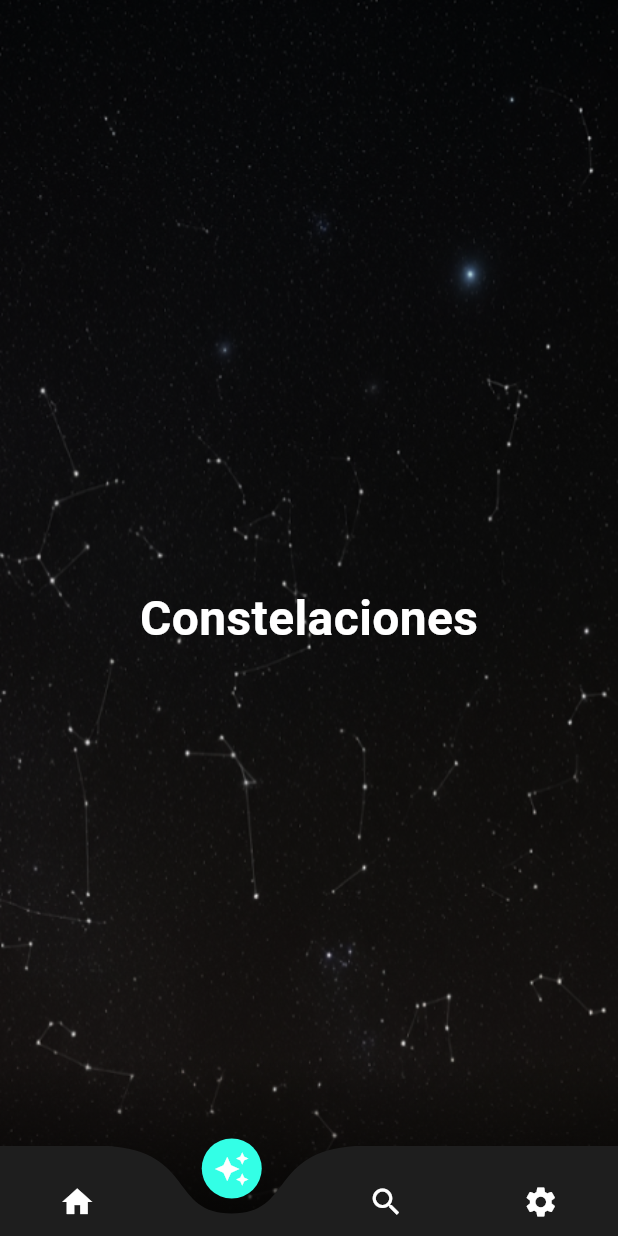
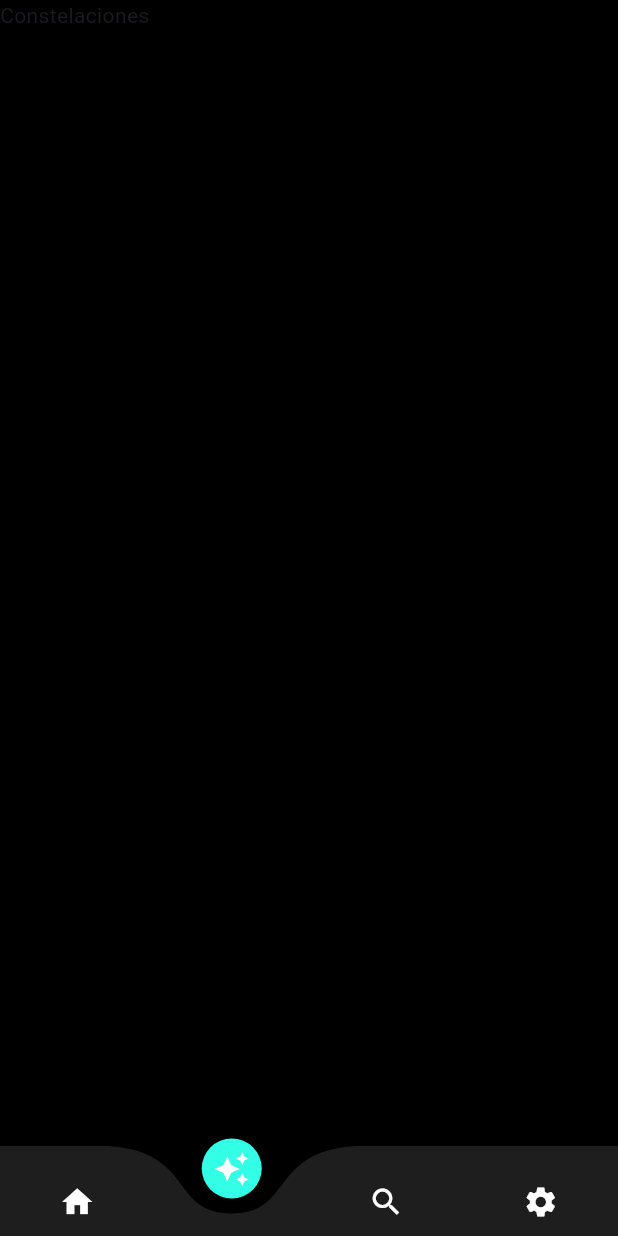
Before and after one commit to lh1862570-stack/tecoappgroup, a Flutter app: the ConstellationsPage screen opened by its route, on a phone screen of 412 x 824 dp. Run offline on Flutter 3.47's test engine with Material 3 defaults, Android fonts, the phone set to English and light mode, and no system bars; drawn by our look-alikes of curved_navigation_bar; our stand-ins replace go_router, lottie, shared_preferences; accounts and stored records are empty.

Commit message:
quite la photo de constellation

```diff
--- a/lib/screens/constellations.dart
+++ b/lib/screens/constellations.dart
@@ -7,44 +7,11 @@ class ConstellationsPage extends StatelessWidget {
   Widget build(BuildContext context) {
     return Scaffold(
       backgroundColor: Colors.black,
-      body: SafeArea(
-        bottom: false,
-        child: Stack(
-          fit: StackFit.expand,
-          children: [
-            Image.asset('assets/images/constellations.png', fit: BoxFit.cover),
-            const Center(
-              child: Text(
-                'Constelaciones',
-                style: TextStyle(
-                  color: Colors.white,
-                  fontSize: 32,
-                  fontWeight: FontWeight.bold,
-                ),
-              ),
-            ),
-            Align(
-              alignment: Alignment.bottomCenter,
-              child: IgnorePointer(
-                child: Container(
-                  height: 120,
-                  decoration: BoxDecoration(
-                    gradient: LinearGradient(
-                      begin: Alignment.topCenter,
-                      end: Alignment.bottomCenter,
-                      colors: [
-                        Colors.transparent,
-                        Colors.black.withOpacity(0.4),
-                        Colors.black.withOpacity(0.8),
-                      ],
-                    ),
-                  ),
-                ),
-              ),
-            ),
-          ],
-        ),
-      ),
+      body: SafeArea(child: Column(
+        children: [
+          Text('Constelaciones'),
+        ],
+      )),
     );
   }
 }
```
